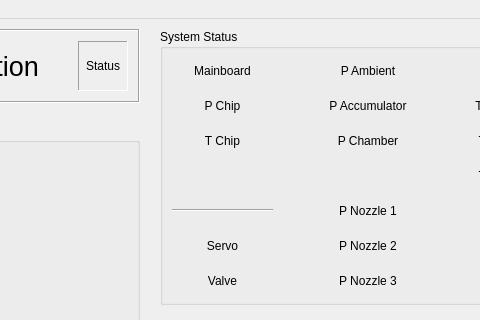
Qt form MEEGA-Groundstation/UI-Files/MEEGA_mainWindow.ui (JanNiklasJuedt/MEEGA-Software) before a commit; both pictures show x 326 to 806 and y 0 to 320 of the 1366 by 817 pixel window.
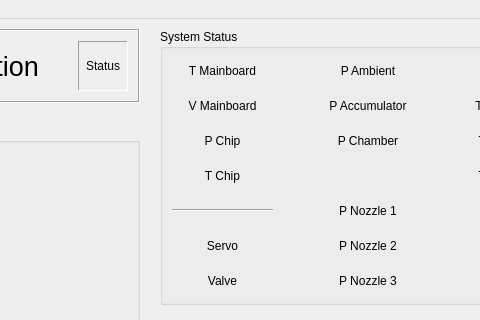
The same form after that commit.

Commit message: Adding splitting Mainboard status display into Mainboard_V as well as Mainboard_T and adding PyID class for abstraction

The edit to the form file:
```diff
--- a/MEEGA-Groundstation/UI-Files/MEEGA_mainWindow.ui
+++ b/MEEGA-Groundstation/UI-Files/MEEGA_mainWindow.ui
@@ -563,34 +563,6 @@
              </property>
             </widget>
            </item>
-           <item row="2" column="1">
-            <widget class="QLabel" name="statusLabelTChip">
-             <property name="sizePolicy">
-              <sizepolicy hsizetype="Fixed" vsizetype="Fixed">
-               <horstretch>0</horstretch>
-               <verstretch>0</verstretch>
-              </sizepolicy>
-             </property>
-             <property name="minimumSize">
-              <size>
-               <width>25</width>
-               <height>25</height>
-              </size>
-             </property>
-             <property name="frameShape">
-              <enum>QFrame::Shape::NoFrame</enum>
-             </property>
-             <property name="frameShadow">
-              <enum>QFrame::Shadow::Sunken</enum>
-             </property>
-             <property name="text">
-              <string/>
-             </property>
-             <property name="alignment">
-              <set>Qt::AlignmentFlag::AlignCenter</set>
-             </property>
-            </widget>
-           </item>
            <item row="6" column="5">
             <widget class="QLabel" name="label_33">
              <property name="text">
@@ -821,16 +793,6 @@
              </property>
             </widget>
            </item>
-           <item row="1" column="0">
-            <widget class="QLabel" name="label_2">
-             <property name="text">
-              <string>P Chip</string>
-             </property>
-             <property name="alignment">
-              <set>Qt::AlignmentFlag::AlignCenter</set>
-             </property>
-            </widget>
-           </item>
            <item row="6" column="7">
             <widget class="QLabel" name="label_10">
              <property name="text">
@@ -951,7 +913,7 @@
               <locale language="English" country="Germany"/>
              </property>
              <property name="text">
-              <string>Mainboard</string>
+              <string>T Mainboard</string>
              </property>
              <property name="alignment">
               <set>Qt::AlignmentFlag::AlignCenter</set>
@@ -1074,44 +1036,6 @@
              </property>
             </widget>
            </item>
-           <item row="2" column="0">
-            <widget class="QLabel" name="label_11">
-             <property name="text">
-              <string>T Chip</string>
-             </property>
-             <property name="alignment">
-              <set>Qt::AlignmentFlag::AlignCenter</set>
-             </property>
-            </widget>
-           </item>
-           <item row="1" column="1">
-            <widget class="QLabel" name="statusLabelPChip">
-             <property name="sizePolicy">
-              <sizepolicy hsizetype="Fixed" vsizetype="Fixed">
-               <horstretch>0</horstretch>
-               <verstretch>0</verstretch>
-              </sizepolicy>
-             </property>
-             <property name="minimumSize">
-              <size>
-               <width>25</width>
-               <height>25</height>
-              </size>
-             </property>
-             <property name="frameShape">
-              <enum>QFrame::Shape::NoFrame</enum>
-             </property>
-             <property name="frameShadow">
-              <enum>QFrame::Shadow::Sunken</enum>
-             </property>
-             <property name="text">
-              <string/>
-             </property>
-             <property name="alignment">
-              <set>Qt::AlignmentFlag::AlignCenter</set>
-             </property>
-            </widget>
-           </item>
            <item row="6" column="1">
             <widget class="QLabel" name="statusLabelValve">
              <property name="sizePolicy">
@@ -1255,6 +1179,123 @@
              </property>
             </widget>
            </item>
+           <item row="3" column="0">
+            <widget class="QLabel" name="label_11">
+             <property name="text">
+              <string>T Chip</string>
+             </property>
+             <property name="alignment">
+              <set>Qt::AlignmentFlag::AlignCenter</set>
+             </property>
+            </widget>
+           </item>
+           <item row="3" column="1">
+            <widget class="QLabel" name="statusLabelTChip">
+             <property name="sizePolicy">
+              <sizepolicy hsizetype="Fixed" vsizetype="Fixed">
+               <horstretch>0</horstretch>
+               <verstretch>0</verstretch>
+              </sizepolicy>
+             </property>
+             <property name="minimumSize">
+              <size>
+               <width>25</width>
+               <height>25</height>
+              </size>
+             </property>
+             <property name="frameShape">
+              <enum>QFrame::Shape::NoFrame</enum>
+             </property>
+             <property name="frameShadow">
+              <enum>QFrame::Shadow::Sunken</enum>
+             </property>
+             <property name="text">
+              <string/>
+             </property>
+             <property name="alignment">
+              <set>Qt::AlignmentFlag::AlignCenter</set>
+             </property>
+            </widget>
+           </item>
+           <item row="2" column="0">
+            <widget class="QLabel" name="label_2">
+             <property name="text">
+              <string>P Chip</string>
+             </property>
+             <property name="alignment">
+              <set>Qt::AlignmentFlag::AlignCenter</set>
+             </property>
+            </widget>
+           </item>
+           <item row="2" column="1">
+            <widget class="QLabel" name="statusLabelPChip">
+             <property name="sizePolicy">
+              <sizepolicy hsizetype="Fixed" vsizetype="Fixed">
+               <horstretch>0</horstretch>
+               <verstretch>0</verstretch>
+              </sizepolicy>
+             </property>
+             <property name="minimumSize">
+              <size>
+               <width>25</width>
+               <height>25</height>
+              </size>
+             </property>
+             <property name="frameShape">
+              <enum>QFrame::Shape::NoFrame</enum>
+             </property>
+             <property name="frameShadow">
+              <enum>QFrame::Shadow::Sunken</enum>
+             </property>
+             <property name="text">
+              <string/>
+             </property>
+             <property name="alignment">
+              <set>Qt::AlignmentFlag::AlignCenter</set>
+             </property>
+            </widget>
+           </item>
+           <item row="1" column="0">
+            <widget class="QLabel" name="label_temp_3">
+             <property name="locale">
+              <locale language="English" country="Germany"/>
+             </property>
+             <property name="text">
+              <string>V Mainboard</string>
+             </property>
+             <property name="alignment">
+              <set>Qt::AlignmentFlag::AlignCenter</set>
+             </property>
+            </widget>
+           </item>
+           <item row="1" column="1">
+            <widget class="QLabel" name="statusLabelMainboardV">
+             <property name="sizePolicy">
+              <sizepolicy hsizetype="Fixed" vsizetype="Fixed">
+               <horstretch>0</horstretch>
+               <verstretch>0</verstretch>
+              </sizepolicy>
+             </property>
+             <property name="minimumSize">
+              <size>
+               <width>25</width>
+               <height>25</height>
+              </size>
+             </property>
+             <property name="frameShape">
+              <enum>QFrame::Shape::NoFrame</enum>
+             </property>
+             <property name="frameShadow">
+              <enum>QFrame::Shadow::Sunken</enum>
+             </property>
+             <property name="text">
+              <string/>
+             </property>
+             <property name="alignment">
+              <set>Qt::AlignmentFlag::AlignCenter</set>
+             </property>
+            </widget>
+           </item>
           </layout>
          </widget>
         </item>
```
Left out of the diff: 2 changed lines with no effect on the pictures. The commit also changes 2 other files.
